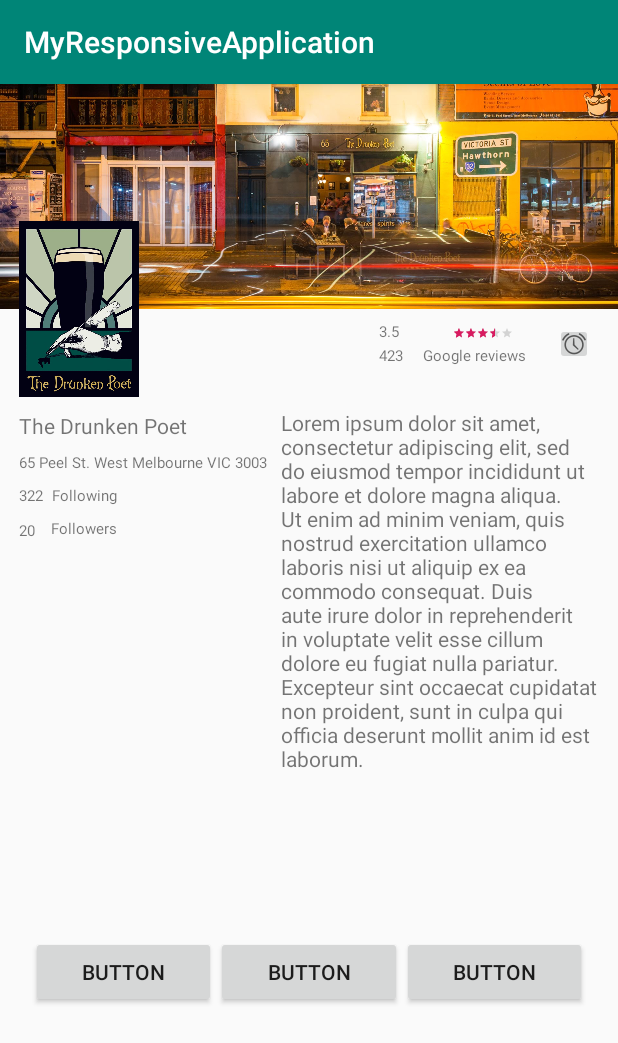
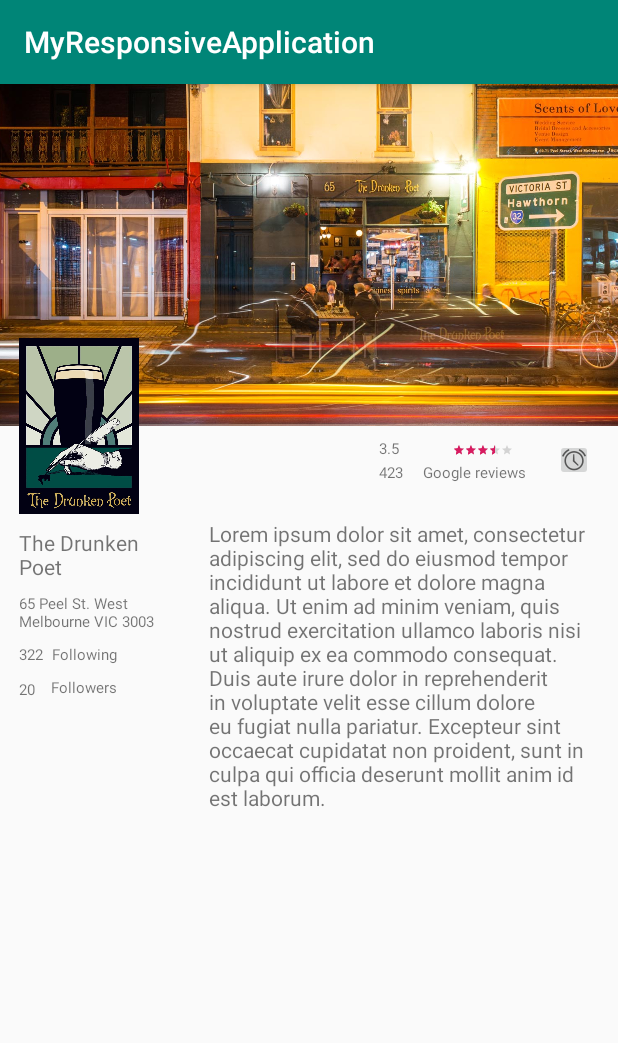
Before and after one commit to alexpadillarosas/4-Android-MyResponsiveApplication, an Android app: the screen it shows after launch (MainActivity), on a phone screen of 412 x 824 dp. Shown: the top 1043 px of the screen. Run offline under Robolectric (Android 15) with nearby library versions, the phone set to English and light mode, and no system bars.

Commit message:
updating grade. adding a horizontal guideline to limit the size of the main image. removing the barrier and putting in place a vertical guideline in the middle of the screen.

```diff
--- a/app/src/main/res/layout/activity_main.xml
+++ b/app/src/main/res/layout/activity_main.xml
@@ -8,13 +8,14 @@
 
     <android.support.constraint.ConstraintLayout
         android:layout_width="match_parent"
-        android:layout_height="wrap_content">
+        android:layout_height="match_parent">
 
         <ImageView
             android:id="@+id/imageView3"
             android:layout_width="match_parent"
-            android:layout_height="150dp"
+            android:layout_height="0dp"
             android:scaleType="centerCrop"
+            app:layout_constraintBottom_toTopOf="@+id/guideline6"
             app:layout_constraintEnd_toEndOf="parent"
             app:layout_constraintStart_toStartOf="parent"
             app:layout_constraintTop_toTopOf="parent"
@@ -45,7 +46,7 @@
             android:layout_width="wrap_content"
             android:layout_height="wrap_content"
             android:orientation="horizontal"
-            app:layout_constraintGuide_begin="624dp" />
+            app:layout_constraintGuide_begin="1139dp" />
 
         <TextView
             android:id="@+id/textView"
@@ -53,7 +54,7 @@
             android:layout_height="wrap_content"
             android:layout_marginTop="8dp"
             android:text="The Drunken Poet"
-            app:layout_constraintEnd_toStartOf="@+id/textView10"
+            app:layout_constraintEnd_toStartOf="@+id/guideline4"
             app:layout_constraintStart_toStartOf="@+id/guideline2"
             app:layout_constraintTop_toBottomOf="@+id/imageView4" />
 
@@ -64,7 +65,7 @@
             android:layout_marginTop="8dp"
             android:text="65 Peel St. West Melbourne VIC 3003"
             android:textSize="10sp"
-            app:layout_constraintEnd_toStartOf="@+id/textView10"
+            app:layout_constraintEnd_toStartOf="@+id/guideline4"
             app:layout_constraintStart_toStartOf="@+id/guideline2"
             app:layout_constraintTop_toBottomOf="@+id/textView" />
 
@@ -85,7 +86,7 @@
             android:layout_marginTop="8dp"
             android:text="Following"
             android:textSize="10sp"
-            app:layout_constraintEnd_toStartOf="@+id/textView10"
+            app:layout_constraintEnd_toStartOf="@+id/guideline4"
             app:layout_constraintStart_toEndOf="@+id/textView3"
             app:layout_constraintTop_toBottomOf="@+id/textView2" />
 
@@ -96,8 +97,7 @@
             android:layout_marginTop="8dp"
             android:text="Followers"
             android:textSize="10sp"
-            app:layout_constraintEnd_toStartOf="@+id/textView10"
-            app:layout_constraintHorizontal_bias="0.0"
+            app:layout_constraintEnd_toStartOf="@+id/guideline4"
             app:layout_constraintStart_toEndOf="@+id/textView5"
             app:layout_constraintTop_toBottomOf="@+id/textView4" />
 
@@ -216,20 +216,31 @@
 
         <TextView
             android:id="@+id/textView10"
-            android:layout_width="212dp"
-            android:layout_height="255dp"
-            android:layout_marginTop="28dp"
+            android:layout_width="0dp"
+            android:layout_height="348dp"
+            android:layout_marginStart="16dp"
+            android:layout_marginLeft="16dp"
+            android:layout_marginTop="24dp"
             android:text="Lorem ipsum dolor sit amet, consectetur adipiscing elit, sed do eiusmod tempor incididunt ut labore et dolore magna aliqua. Ut enim ad minim veniam, quis nostrud exercitation ullamco laboris nisi ut aliquip ex ea commodo consequat. Duis aute irure dolor in reprehenderit in voluptate velit esse cillum dolore eu fugiat nulla pariatur. Excepteur sint occaecat cupidatat non proident, sunt in culpa qui officia deserunt mollit anim id est laborum."
             app:layout_constraintEnd_toStartOf="@+id/guideline5"
+            app:layout_constraintHorizontal_bias="0.0"
+            app:layout_constraintStart_toStartOf="@+id/guideline4"
             app:layout_constraintTop_toBottomOf="@+id/textView9" />
 
-        <android.support.constraint.Barrier
-            android:id="@+id/barrier2"
+        <android.support.constraint.Guideline
+            android:id="@+id/guideline4"
             android:layout_width="wrap_content"
             android:layout_height="wrap_content"
-            app:barrierDirection="left"
-            app:constraint_referenced_ids="textView10"
-            tools:layout_editor_absoluteX="411dp" />
+            android:orientation="vertical"
+            app:layout_constraintGuide_begin="157dp"
+            app:layout_constraintGuide_percent="0.30" />
+
+        <android.support.constraint.Guideline
+            android:id="@+id/guideline6"
+            android:layout_width="wrap_content"
+            android:layout_height="wrap_content"
+            android:orientation="horizontal"
+            app:layout_constraintGuide_percent="0.20" />
 
 
     </android.support.constraint.ConstraintLayout>
--- a/build.gradle
+++ b/build.gradle
@@ -7,7 +7,7 @@ buildscript {
 
     }
     dependencies {
-        classpath 'com.android.tools.build:gradle:3.5.2'
+        classpath 'com.android.tools.build:gradle:3.6.3'
 
         // NOTE: Do not place your application dependencies here; they belong
         // in the individual module build.gradle files
```
Also changed, not shown: gradle/wrapper/gradle-wrapper.properties.
